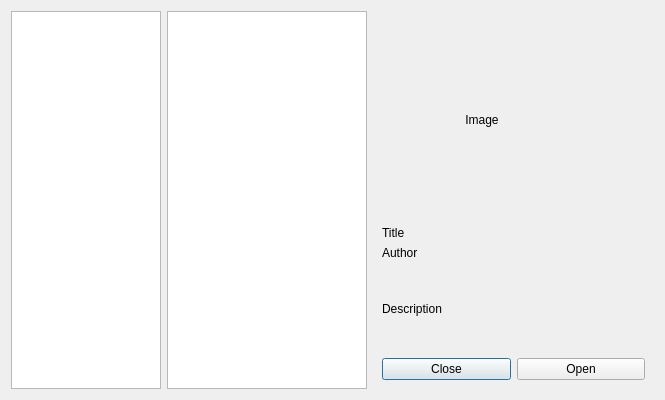
This is grc/gui_qt/resources/example_browser.ui in prowess-vu/gnuradio as Qt 5 draws it before an edit. The edited form follows.
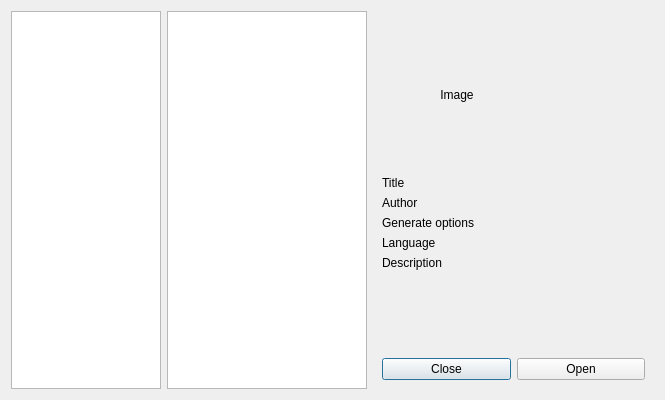
This is the edited form.

Commit message: grcqt: Add more labels to example browser window

The edit to the form file:
```diff
--- a/grc/gui_qt/resources/example_browser.ui
+++ b/grc/gui_qt/resources/example_browser.ui
@@ -80,13 +80,13 @@
           <property name="minimumSize">
            <size>
             <width>0</width>
-            <height>200</height>
+            <height>150</height>
            </size>
           </property>
           <property name="maximumSize">
            <size>
-            <width>200</width>
-            <height>200</height>
+            <width>150</width>
+            <height>150</height>
            </size>
           </property>
           <property name="text">
@@ -120,6 +120,20 @@
           </property>
          </widget>
         </item>
+        <item>
+         <widget class="QLabel" name="gen_opts_label">
+          <property name="text">
+           <string>Generate options</string>
+          </property>
+         </widget>
+        </item>
+        <item>
+         <widget class="QLabel" name="language_label">
+          <property name="text">
+           <string>Language</string>
+          </property>
+         </widget>
+        </item>
         <item>
          <widget class="QLabel" name="desc_label">
           <property name="sizePolicy">
@@ -131,6 +145,9 @@
           <property name="text">
            <string>Description</string>
           </property>
+          <property name="alignment">
+           <set>Qt::AlignLeading|Qt::AlignLeft|Qt::AlignTop</set>
+          </property>
           <property name="wordWrap">
            <bool>true</bool>
           </property>
```
The commit also changes 1 other file.
